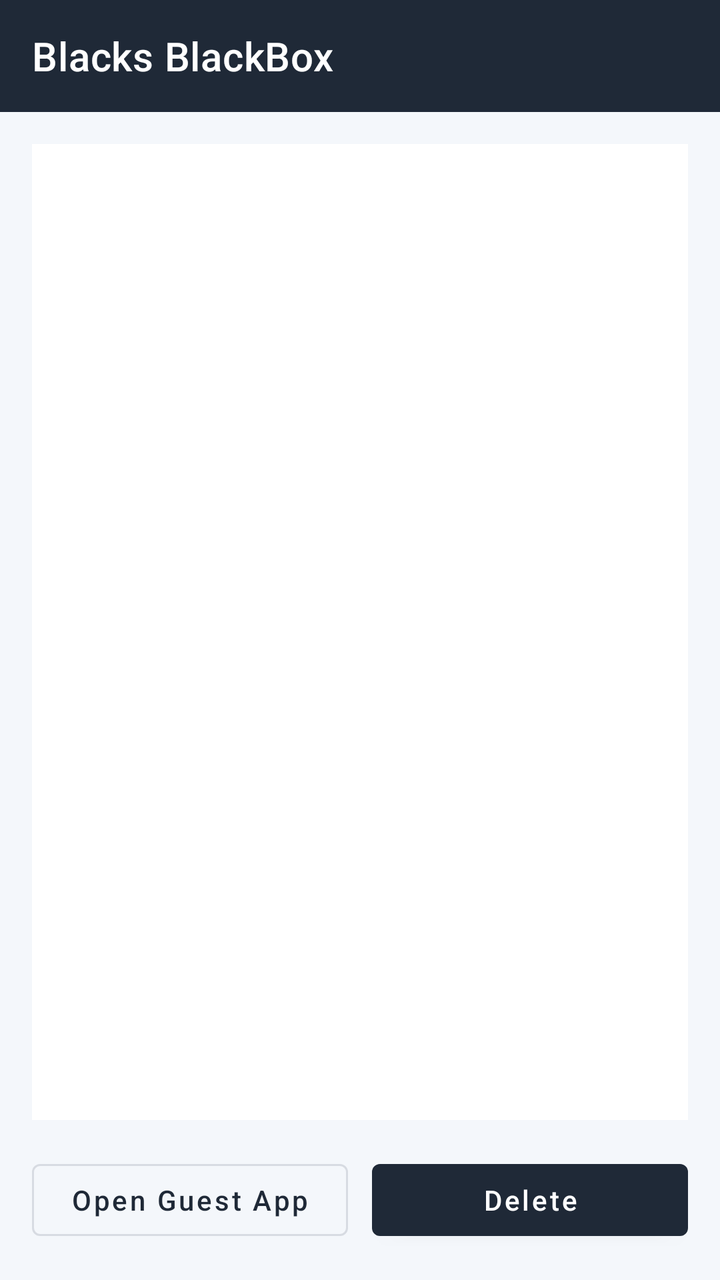
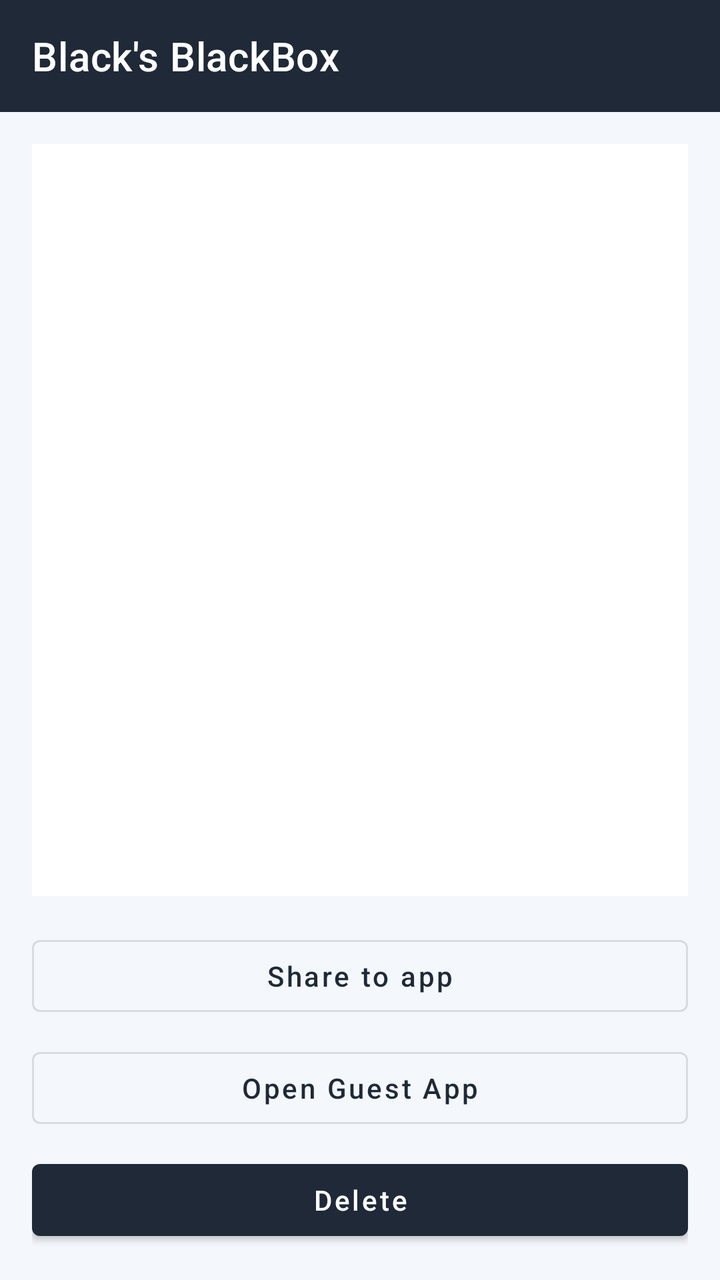

Before-and-after screenshots of an Android layout around one commit, followed by the original layout XML and the change that was made.
<!-- AndroidManifest.xml: application theme Theme.BlackBox -->
<!-- res/layout/activity_blackbox_gallery_preview.xml -->
<?xml version="1.0" encoding="utf-8"?>
<androidx.constraintlayout.widget.ConstraintLayout xmlns:android="http://schemas.android.com/apk/res/android"
    xmlns:app="http://schemas.android.com/apk/res-auto"
    xmlns:tools="http://schemas.android.com/tools"
    android:layout_width="match_parent"
    android:layout_height="match_parent"
    android:background="@color/background"
    tools:context=".view.gallery.BlackBoxGalleryPreviewActivity">

    <include
        android:id="@+id/toolbar_layout"
        layout="@layout/view_toolbar"
        android:layout_width="match_parent"
        android:layout_height="wrap_content"
        app:layout_constraintTop_toTopOf="parent" />

    <FrameLayout
        android:id="@+id/media_container"
        android:layout_width="0dp"
        android:layout_height="0dp"
        android:layout_margin="16dp"
        android:background="@color/surface"
        app:layout_constraintBottom_toTopOf="@id/action_row"
        app:layout_constraintEnd_toEndOf="parent"
        app:layout_constraintStart_toStartOf="parent"
        app:layout_constraintTop_toBottomOf="@id/toolbar_layout">

        <ImageView
            android:id="@+id/image_view"
            android:layout_width="match_parent"
            android:layout_height="match_parent"
            android:adjustViewBounds="true"
            android:contentDescription="@null"
            android:scaleType="fitCenter" />

        <VideoView
            android:id="@+id/video_view"
            android:layout_width="match_parent"
            android:layout_height="match_parent"
            android:visibility="gone" />
    </FrameLayout>

    <LinearLayout
        android:id="@+id/action_row"
        android:layout_width="0dp"
        android:layout_height="wrap_content"
        android:layout_marginStart="16dp"
        android:layout_marginEnd="16dp"
        android:layout_marginBottom="16dp"
        android:orientation="horizontal"
        app:layout_constraintBottom_toBottomOf="parent"
        app:layout_constraintEnd_toEndOf="parent"
        app:layout_constraintStart_toStartOf="parent">

        <com.google.android.material.button.MaterialButton
            android:id="@+id/open_guest_gallery_button"
            style="@style/Widget.MaterialComponents.Button.OutlinedButton"
            android:layout_width="0dp"
            android:layout_height="wrap_content"
            android:layout_weight="1"
            android:text="@string/blackbox_gallery_open_guest"
            android:textAllCaps="false" />

        <com.google.android.material.button.MaterialButton
            android:id="@+id/delete_button"
            android:layout_width="0dp"
            android:layout_height="wrap_content"
            android:layout_marginStart="12dp"
            android:layout_weight="1"
            android:text="@string/blackbox_gallery_delete"
            android:textAllCaps="false" />
    </LinearLayout>
</androidx.constraintlayout.widget.ConstraintLayout>
<!-- res/layout/view_toolbar.xml (included above) -->
<?xml version="1.0" encoding="utf-8"?>
<com.google.android.material.appbar.MaterialToolbar xmlns:android="http://schemas.android.com/apk/res/android"
        xmlns:app="http://schemas.android.com/apk/res-auto"
        android:id="@+id/toolbar"
        android:layout_width="match_parent"
        android:layout_height="56dp"
        android:theme="@style/ToolBarColorStyle"
        android:background="@color/primary"
        android:elevation="0dp"
        app:title="@string/app_name"
        app:subtitleTextColor="@color/white"
        app:titleTextColor="@color/white">

</com.google.android.material.appbar.MaterialToolbar>
<!-- resources referenced by this layout -->
<resources>
  <color name="background">#F4F7FB</color>
  <color name="primary">#1F2937</color>
  <color name="surface">#FFFFFFFF</color>
  <color name="white">#FFFFFFFF</color>
  <string name="app_name">Blacks BlackBox</string>
  <string name="blackbox_gallery_delete">Delete</string>
  <string name="blackbox_gallery_open_guest">Open Guest App</string>
  <style name="ToolBarColorStyle" parent="ThemeOverlay.AppCompat.ActionBar">
          <item name="actionMenuTextColor">@color/white</item>
          <item name="colorControlNormal">@color/white</item>
      </style>
  <style name="Theme.BlackBox" parent="Theme.MaterialComponents.DayNight.NoActionBar">
          
          <item name="colorPrimary">@color/primary</item>
          <item name="colorPrimaryVariant">@color/primary_dark</item>
          <item name="colorOnPrimary">@color/white</item>
          
          <item name="colorSecondary">@color/primary_light</item>
          <item name="colorSecondaryVariant">@color/primary</item>
          <item name="colorOnSecondary">@color/white</item>
          <item name="android:colorBackground">@color/background</item>
          <item name="colorSurface">@color/surface</item>
          <item name="colorOnSurface">@color/on_surface</item>
          
          <item name="android:statusBarColor" tools:targetApi="l">?attr/colorPrimaryVariant</item>
          <item name="android:navigationBarColor" tools:targetApi="o_mr1">@color/background</item>
          <item name="android:windowBackground">@color/background</item>
          
  
          <item name="actionMenuTextColor">@color/on_surface</item>
      </style>
  <color name="primary_dark">#111827</color>
  <color name="primary_light">#4B5563</color>
  <color name="on_surface">#0F172A</color>
</resources>

<!-- the commit's change to res/layout/activity_blackbox_gallery_preview.xml (unified diff, before → after) -->
@@ -47,26 +47,33 @@
         android:layout_marginStart="16dp"
         android:layout_marginEnd="16dp"
         android:layout_marginBottom="16dp"
-        android:orientation="horizontal"
+        android:orientation="vertical"
         app:layout_constraintBottom_toBottomOf="parent"
         app:layout_constraintEnd_toEndOf="parent"
         app:layout_constraintStart_toStartOf="parent">
 
         <com.google.android.material.button.MaterialButton
+            android:id="@+id/share_button"
+            style="@style/Widget.MaterialComponents.Button.OutlinedButton"
+            android:layout_width="match_parent"
+            android:layout_height="wrap_content"
+            android:text="@string/blackbox_gallery_share_to_app"
+            android:textAllCaps="false" />
+
+        <com.google.android.material.button.MaterialButton
             android:id="@+id/open_guest_gallery_button"
             style="@style/Widget.MaterialComponents.Button.OutlinedButton"
-            android:layout_width="0dp"
+            android:layout_width="match_parent"
             android:layout_height="wrap_content"
-            android:layout_weight="1"
+            android:layout_marginTop="8dp"
             android:text="@string/blackbox_gallery_open_guest"
             android:textAllCaps="false" />
 
         <com.google.android.material.button.MaterialButton
             android:id="@+id/delete_button"
-            android:layout_width="0dp"
+            android:layout_width="match_parent"
             android:layout_height="wrap_content"
-            android:layout_marginStart="12dp"
-            android:layout_weight="1"
+            android:layout_marginTop="8dp"
             android:text="@string/blackbox_gallery_delete"
             android:textAllCaps="false" />
     </LinearLayout>
<!-- resource entries referenced after the edit -->
@@ -4,9 +4,10 @@
   <color name="primary">#1F2937</color>
   <color name="surface">#FFFFFFFF</color>
   <color name="white">#FFFFFFFF</color>
-  <string name="app_name">Blacks BlackBox</string>
+  <string name="app_name">Black\'s BlackBox</string>
   <string name="blackbox_gallery_delete">Delete</string>
   <string name="blackbox_gallery_open_guest">Open Guest App</string>
+  <string name="blackbox_gallery_share_to_app">Share to app</string>
   <style name="ToolBarColorStyle" parent="ThemeOverlay.AppCompat.ActionBar">
           <item name="actionMenuTextColor">@color/white</item>
           <item name="colorControlNormal">@color/white</item>
